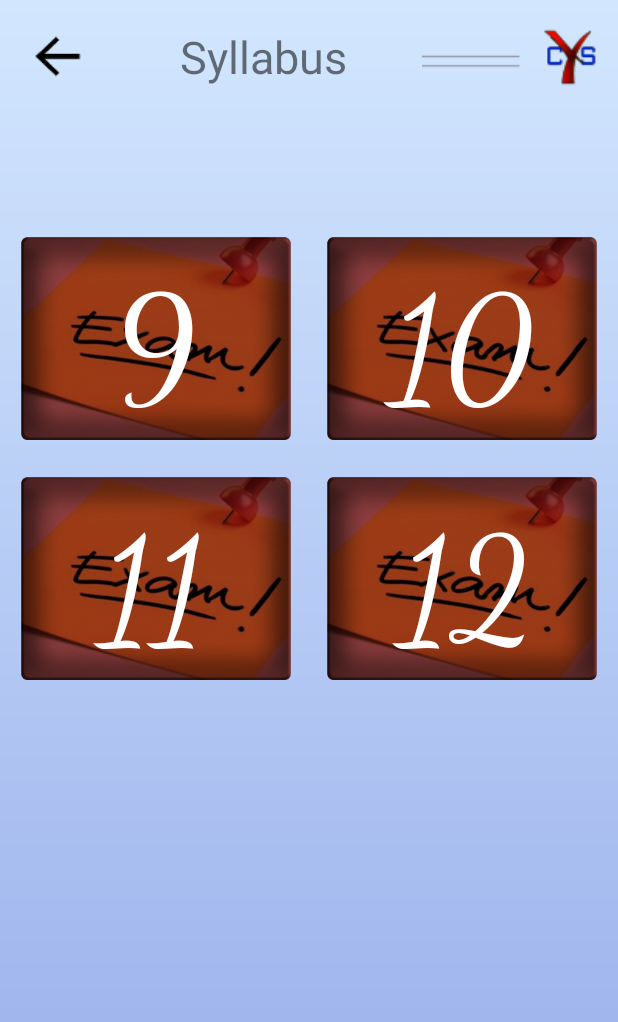
After one commit to Code-with-coffee1/cysproject, an Android app: the Syllabus screen opened directly, with no data from a screen before it, on a phone screen of 412 x 824 dp. The commit adds this screen. Shown: the top 1022 px of the screen. Run offline under Robolectric (Android 15) with nearby library versions, the phone set to English and light mode, and no system bars.

Commit message:
Modified App Blocker, Added Syllabus

```diff
--- a/app/src/main/AndroidManifest.xml
+++ b/app/src/main/AndroidManifest.xml
@@ -42,6 +42,7 @@
         <activity android:name=".WebBlockingOverlay" />
         <activity android:name=".AppBlockingOverlay" />
         <activity android:name=".ShareApp" />
+        <activity android:name=".Syllabus" />
         <activity android:name=".RateUs" />
         <activity
             android:name=".MainActivity"
--- a/app/src/main/java/xyz/codewithcoffee/cyc_app/AppBlocking.java
+++ b/app/src/main/java/xyz/codewithcoffee/cyc_app/AppBlocking.java
@@ -1,8 +1,4 @@
 package xyz.codewithcoffee.cyc_app;
-
-import static xyz.codewithcoffee.cyc_app.MainActivity.TMP_TAG;
-
-import androidx.appcompat.app.AppCompatActivity;
 
 import android.app.ActivityManager;
 import android.content.Context;
@@ -12,7 +8,6 @@ import android.content.pm.PackageInfo;
 import android.content.pm.PackageManager;
 import android.content.pm.ResolveInfo;
 import android.content.res.Resources;
-import android.graphics.drawable.Drawable;
 import android.os.Bundle;
 import android.os.Handler;
 import android.provider.Settings;
@@ -26,11 +21,11 @@ import android.widget.Button;
 import android.widget.CheckBox;
 import android.widget.ImageView;
 import android.widget.ListView;
-import android.widget.TextView;
 import android.widget.Toast;
 
+import androidx.appcompat.app.AppCompatActivity;
+
 import java.util.ArrayList;
-import java.util.Collections;
 import java.util.List;
 
 public class AppBlocking extends AppCompatActivity {
@@ -131,10 +126,10 @@ public class AppBlocking extends AppCompatActivity {
             PackageInfo p = packs.get(i);
             ApplicationInfo a = p.applicationInfo;
             // skip system apps if they shall not be included
-            if ((a.flags & ApplicationInfo.FLAG_SYSTEM) == 1) {
+            /*if ((a.flags & ApplicationInfo.FLAG_SYSTEM) == 1) {
                 Log.d(TAG,"SYS: "+p.packageName);
                 continue;
-            }
+            }*/
             Log.d(TAG,p.packageName);
             finlist.add(p);
         }
@@ -187,25 +182,21 @@ public class AppBlocking extends AppCompatActivity {
         } catch (Settings.SettingNotFoundException e) {
             e.printStackTrace();
         }
-        if (accessEnabled == 0) {
-            // if not construct intent to request permission
-            /*Intent intent=new Intent(WebsiteBlocking.this,InstructionsPage.class);
+        // if not construct intent to request permission
+        /*Intent intent=new Intent(WebsiteBlocking.this,InstructionsPage.class);
             startActivity(intent);*/
-            return false;
-        } else {
-            /*Settings.Secure.putString(getContentResolver(),
+        /*Settings.Secure.putString(getContentResolver(),
                     Settings.Secure.ENABLED_ACCESSIBILITY_SERVICES, "xyz.codewithcoffee.cyc_app/UrlInterceptorService");
             Settings.Secure.putString(getContentResolver(),
                     Settings.Secure.ACCESSIBILITY_ENABLED, "1");*/
-            return true;
-        }
+        return accessEnabled != 0;
     }
 
 
     private class AppBlockListAdapter extends ArrayAdapter<App> {
 
-        private ArrayList<App> apparray;
-        private ArrayList<String> blist;
+        private final ArrayList<App> apparray;
+        private final ArrayList<String> blist;
 
         public AppBlockListAdapter(Context context, int textViewResourceId,
                                    ArrayList<App> aalist) {
--- /dev/null
+++ b/app/src/main/java/xyz/codewithcoffee/cyc_app/Syllabus.java
@@ -0,0 +1,65 @@
+package xyz.codewithcoffee.cyc_app;
+
+import android.content.Intent;
+import android.net.Uri;
+import android.os.Bundle;
+import android.view.View;
+import android.widget.ImageButton;
+
+import androidx.appcompat.app.AppCompatActivity;
+
+public class Syllabus extends AppCompatActivity {
+
+    @Override
+    protected void onCreate(Bundle savedInstanceState) {
+        super.onCreate(savedInstanceState);
+        setContentView(R.layout.activity_syllabus);
+        ImageButton c9, c10, c11, c12;
+        c9 = findViewById(R.id.class9);
+        c10 = findViewById(R.id.class10);
+        c11 = findViewById(R.id.class11);
+        c12 = findViewById(R.id.class12);
+        String[] urls = {
+                "http://edudel.nic.in/asg_file/2020_21/class_9_08122020.htm",
+                "http://edudel.nic.in/asg_file/2020_21/class_10_08122020.htm",
+                "http://edudel.nic.in/asg_file/2020_21/class_11_08122020.htm",
+                "http://edudel.nic.in/asg_file/2020_21/class_12_08122020.htm"
+        };
+        c9.setOnClickListener(new View.OnClickListener() {
+            @Override
+            public void onClick(View view) {
+                Intent viewIntent =
+                        new Intent("android.intent.action.VIEW",
+                                Uri.parse(urls[0]));
+                startActivity(viewIntent);
+            }
+        });
+        c10.setOnClickListener(new View.OnClickListener() {
+            @Override
+            public void onClick(View view) {
+                Intent viewIntent =
+                        new Intent("android.intent.action.VIEW",
+                                Uri.parse(urls[1]));
+                startActivity(viewIntent);
+            }
+        });
+        c11.setOnClickListener(new View.OnClickListener() {
+            @Override
+            public void onClick(View view) {
+                Intent viewIntent =
+                        new Intent("android.intent.action.VIEW",
+                                Uri.parse(urls[2]));
+                startActivity(viewIntent);
+            }
+        });
+        c12.setOnClickListener(new View.OnClickListener() {
+            @Override
+            public void onClick(View view) {
+                Intent viewIntent =
+                        new Intent("android.intent.action.VIEW",
+                                Uri.parse(urls[3]));
+                startActivity(viewIntent);
+            }
+        });
+    }
+}
--- a/app/src/main/java/xyz/codewithcoffee/cyc_app/home_page_navigation.java
+++ b/app/src/main/java/xyz/codewithcoffee/cyc_app/home_page_navigation.java
@@ -110,6 +110,10 @@ public class home_page_navigation extends AppCompatActivity {
                         return true;
                     case R.id.online_exam:
                         intent = new Intent(home_page_navigation.this, OnlineExam.class);
+                        startActivity(intent);
+                        return true;
+                    case R.id.syllabus:
+                        intent = new Intent(home_page_navigation.this, Syllabus.class);
                         startActivity(intent);
                         return true;
                     case R.id.nav_home:
--- /dev/null
+++ b/app/src/main/res/layout/activity_syllabus.xml
@@ -0,0 +1,187 @@
+<?xml version="1.0" encoding="utf-8"?>
+<androidx.constraintlayout.widget.ConstraintLayout xmlns:android="http://schemas.android.com/apk/res/android"
+    xmlns:app="http://schemas.android.com/apk/res-auto"
+    xmlns:tools="http://schemas.android.com/tools"
+    android:layout_width="match_parent"
+    android:layout_height="match_parent"
+    android:background="@drawable/home_back">
+
+    <ImageView
+        android:id="@+id/arrow"
+        android:layout_width="75dp"
+        android:layout_height="75dp"
+        android:scaleX="4"
+        android:scaleY="4"
+        app:layout_constraintStart_toStartOf="parent"
+        app:layout_constraintTop_toTopOf="parent"
+        app:srcCompat="@drawable/arrow" />
+
+    <TextView
+        android:id="@+id/rate_us_banner"
+        android:layout_width="200dp"
+        android:layout_height="75dp"
+        android:gravity="center"
+        android:text="Syllabus"
+        android:textSize="30sp"
+        app:layout_constraintStart_toEndOf="@+id/arrow"
+        app:layout_constraintTop_toTopOf="parent" />
+
+    <ImageView
+        android:id="@+id/cys"
+        android:layout_width="130dp"
+        android:layout_height="75dp"
+        android:layout_marginStart="5dp"
+        android:layout_marginLeft="5dp"
+        app:layout_constraintEnd_toEndOf="parent"
+        app:layout_constraintStart_toEndOf="@+id/rate_us_banner"
+        app:layout_constraintTop_toTopOf="parent"
+        app:srcCompat="@drawable/cys_line" />
+
+    <ImageView
+        android:id="@+id/imageView16"
+        android:layout_width="188dp"
+        android:layout_height="140dp"
+        android:layout_marginStart="10dp"
+        android:layout_marginTop="80dp"
+        android:tintMode="multiply"
+        app:layout_constraintStart_toStartOf="parent"
+        app:layout_constraintTop_toBottomOf="@+id/rate_us_banner"
+        app:srcCompat="@drawable/bg_onlineexam"
+        app:tint="@color/colorPrimary"
+        tools:ignore="MissingConstraints" />
+
+    <ImageView
+        android:id="@+id/imageView18"
+        android:layout_width="188dp"
+        android:layout_height="140dp"
+        android:layout_marginStart="10dp"
+        android:layout_marginTop="20dp"
+        android:tintMode="multiply"
+        app:layout_constraintStart_toStartOf="parent"
+        app:layout_constraintTop_toBottomOf="@+id/imageView16"
+        app:srcCompat="@drawable/bg_onlineexam"
+        app:tint="@color/colorPrimary"
+        tools:ignore="MissingConstraints" />
+
+    <ImageView
+        android:id="@+id/imageView19"
+        android:layout_width="188dp"
+        android:layout_height="140dp"
+        android:layout_marginEnd="10dp"
+        android:tintMode="multiply"
+        app:layout_constraintEnd_toEndOf="parent"
+        app:layout_constraintTop_toTopOf="@+id/imageView16"
+        app:srcCompat="@drawable/bg_onlineexam"
+        app:tint="@color/colorPrimary"
+        tools:ignore="MissingConstraints" />
+
+    <ImageView
+        android:id="@+id/imageView20"
+        android:layout_width="188dp"
+        android:layout_height="140dp"
+        android:layout_marginTop="20dp"
+        android:layout_marginEnd="10dp"
+        android:tintMode="multiply"
+        app:layout_constraintEnd_toEndOf="parent"
+        app:layout_constraintTop_toBottomOf="@+id/imageView19"
+        app:srcCompat="@drawable/bg_onlineexam"
+        app:tint="@color/colorPrimary"
+        tools:ignore="MissingConstraints" />
+
+    <ImageButton
+        android:id="@+id/class9"
+        android:layout_width="180dp"
+        android:layout_height="135dp"
+        android:background="#00FFFFFF"
+        app:layout_constraintBottom_toBottomOf="@+id/imageView16"
+        app:layout_constraintEnd_toEndOf="@+id/imageView16"
+        app:layout_constraintStart_toStartOf="@+id/imageView16"
+        app:layout_constraintTop_toTopOf="@+id/imageView16" />
+
+    <ImageButton
+        android:id="@+id/class10"
+        android:layout_width="180dp"
+        android:layout_height="135dp"
+        android:background="#00FFFFFF"
+        app:layout_constraintBottom_toBottomOf="@+id/imageView19"
+        app:layout_constraintEnd_toEndOf="@+id/imageView19"
+        app:layout_constraintStart_toStartOf="@+id/imageView19"
+        app:layout_constraintTop_toTopOf="@+id/imageView19" />
+
+    <ImageButton
+        android:id="@+id/class11"
+        android:layout_width="180dp"
+        android:layout_height="135dp"
+        android:background="#00FFFFFF"
+        app:layout_constraintBottom_toBottomOf="@+id/imageView18"
+        app:layout_constraintEnd_toEndOf="@+id/imageView18"
+        app:layout_constraintStart_toStartOf="@+id/imageView18"
+        app:layout_constraintTop_toTopOf="@+id/imageView18" />
+
+    <ImageButton
+        android:id="@+id/class12"
+        android:layout_width="180dp"
+        android:layout_height="135dp"
+        android:background="#00FFFFFF"
+        app:layout_constraintBottom_toBottomOf="@+id/imageView20"
+        app:layout_constraintEnd_toEndOf="@+id/imageView20"
+        app:layout_constraintStart_toStartOf="@+id/imageView20"
+        app:layout_constraintTop_toTopOf="@+id/imageView20" />
+
+    <TextView
+        android:id="@+id/textView"
+        android:layout_width="150dp"
+        android:layout_height="100dp"
+        android:fontFamily="cursive"
+        android:gravity="center"
+        android:text="9"
+        android:textColor="@color/white"
+        android:textSize="96sp"
+        app:layout_constraintBottom_toBottomOf="@+id/class9"
+        app:layout_constraintEnd_toEndOf="@+id/class9"
+        app:layout_constraintStart_toStartOf="@+id/imageView16"
+        app:layout_constraintTop_toTopOf="@+id/imageView16" />
+
+    <TextView
+        android:id="@+id/textView2"
+        android:layout_width="150dp"
+        android:layout_height="100dp"
+        android:fontFamily="cursive"
+        android:gravity="center"
+        android:text="10"
+        android:textColor="@color/white"
+        android:textSize="96sp"
+        app:layout_constraintBottom_toBottomOf="@+id/class10"
+        app:layout_constraintEnd_toEndOf="@+id/imageView19"
+        app:layout_constraintStart_toStartOf="@+id/imageView19"
+        app:layout_constraintTop_toTopOf="@+id/imageView19" />
+
+    <TextView
+        android:id="@+id/textView14"
+        android:layout_width="150dp"
+        android:layout_height="100dp"
+        android:fontFamily="cursive"
+        android:gravity="center"
+        android:text="11"
+        android:textColor="@color/white"
+        android:textSize="96sp"
+        app:layout_constraintBottom_toBottomOf="@+id/imageView18"
+        app:layout_constraintEnd_toEndOf="@+id/class11"
+        app:layout_constraintStart_toStartOf="@+id/imageView18"
+        app:layout_constraintTop_toTopOf="@+id/imageView18" />
+
+    <TextView
+        android:id="@+id/textView15"
+        android:layout_width="150dp"
+        android:layout_height="100dp"
+        android:fontFamily="cursive"
+        android:gravity="center"
+        android:text="12"
+        android:textColor="@color/white"
+        android:textSize="96sp"
+        app:layout_constraintBottom_toBottomOf="@+id/imageView20"
+        app:layout_constraintEnd_toEndOf="@+id/imageView20"
+        app:layout_constraintStart_toStartOf="@+id/class12"
+        app:layout_constraintTop_toTopOf="@+id/imageView20" />
+
+</androidx.constraintlayout.widget.ConstraintLayout>
--- a/app/src/main/res/menu/activity_home_page_navigation_drawer.xml
+++ b/app/src/main/res/menu/activity_home_page_navigation_drawer.xml
@@ -25,6 +25,10 @@
             android:icon="@drawable/ic_onlineexam"
             android:title="Online Exam" />
         <item
+            android:id="@+id/syllabus"
+            android:icon="@android:drawable/ic_menu_sort_alphabetically"
+            android:title="Syllabus" />
+        <item
             android:id="@+id/rate"
             android:icon="@drawable/rate_us_ic"
             android:title="Rate Us" />
--- a/app/src/main/res/values/colors.xml
+++ b/app/src/main/res/values/colors.xml
@@ -10,8 +10,8 @@
     <color name="textcolor_black">#FF000000</color>
 
     <color name="test">#E66030A8</color>
-    <color name="colorPrimary">#6071d8</color>
-    <color name="colorSecondary">#8D66C7</color>
+    <color name="colorPrimary">#D86060</color>
+    <color name="colorSecondary">#8BC766</color>
     <color name="colorPrimaryDark">#4452AA</color>
     <color name="colorSecondaryDark">#7541C5</color>
     <color name="colorBGshape">#4859BC</color>
```
Also changed, not shown: app/src/main/res/drawable/bg_onlineexam.jpg (deleted), app/src/main/res/drawable/bg_onlineexam.png (added).
